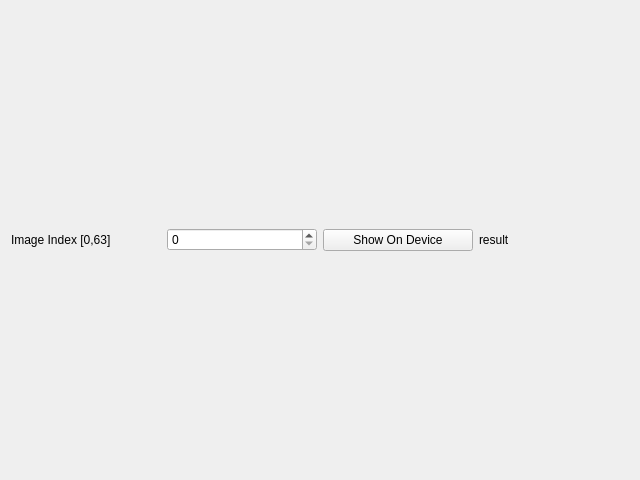
muyuchl/epaper_price_tag_mod, file qt_pc_tool/formtest.ui: the form before one commit.
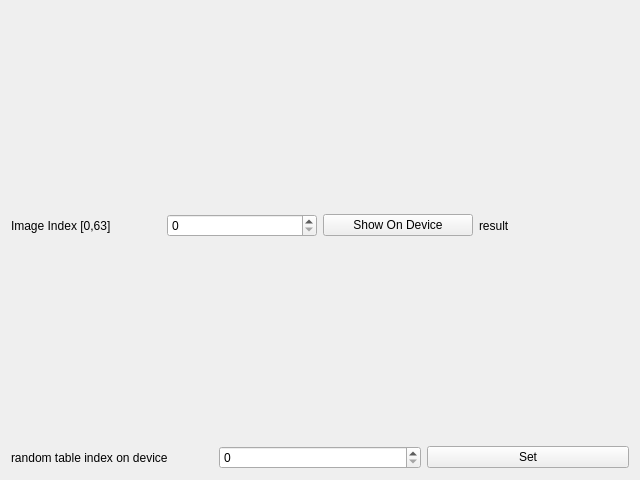
The form after the commit.

Commit message: add image random table index set command

```diff
--- a/qt_pc_tool/formtest.ui
+++ b/qt_pc_tool/formtest.ui
@@ -49,6 +49,34 @@
      </item>
     </layout>
    </item>
+   <item>
+    <layout class="QHBoxLayout" name="horizontalLayout_2">
+     <item>
+      <widget class="QLabel" name="label_2">
+       <property name="text">
+        <string>random table index on device</string>
+       </property>
+      </widget>
+     </item>
+     <item>
+      <widget class="QSpinBox" name="spinBoxRandomTableIndex">
+       <property name="maximum">
+        <number>63</number>
+       </property>
+      </widget>
+     </item>
+     <item>
+      <widget class="QPushButton" name="pushButtonSetRandomTableIndex">
+       <property name="enabled">
+        <bool>true</bool>
+       </property>
+       <property name="text">
+        <string>Set</string>
+       </property>
+      </widget>
+     </item>
+    </layout>
+   </item>
   </layout>
  </widget>
  <resources/>
```
The commit also changes 3 other files.
